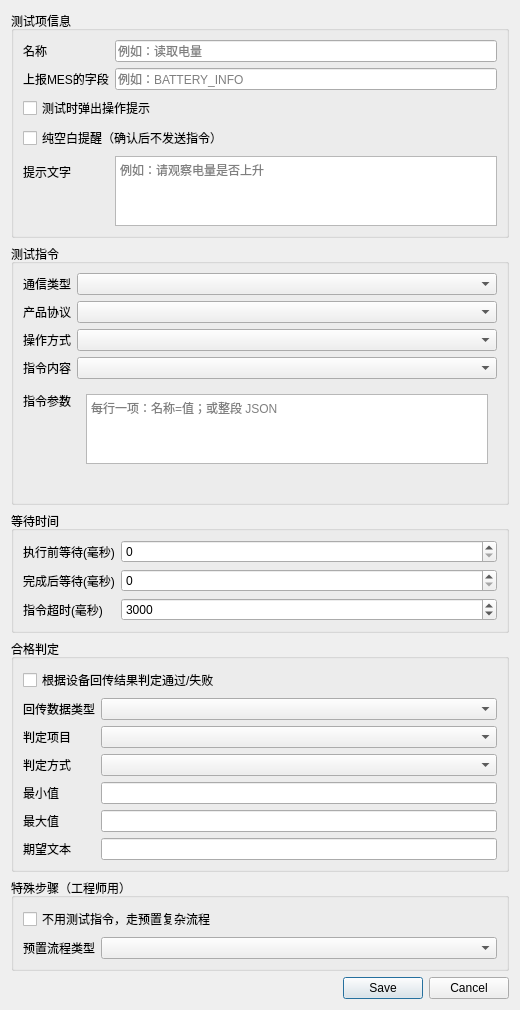
The window that platform/settings/widgets/test_case_edit_dialog.ui (yuhuang163/test) describes before a commit, drawn with Qt 5.
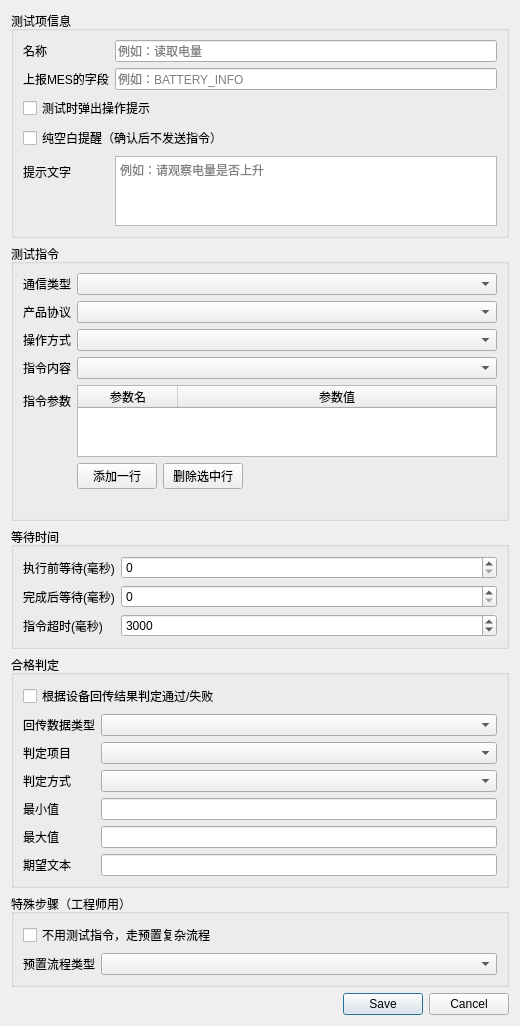
The same window after the commit. The open tabs and pages were chosen to show the change.

Patch:
```diff
--- a/platform/settings/widgets/test_case_edit_dialog.ui
+++ b/platform/settings/widgets/test_case_edit_dialog.ui
@@ -177,13 +177,87 @@
         </widget>
         <widget class="QWidget" name="page_paramJson">
          <layout class="QVBoxLayout" name="verticalLayout_paramJson">
+          <property name="leftMargin">
+           <number>0</number>
+          </property>
+          <property name="topMargin">
+           <number>0</number>
+          </property>
+          <property name="rightMargin">
+           <number>0</number>
+          </property>
+          <property name="bottomMargin">
+           <number>0</number>
+          </property>
           <item>
-           <widget class="QPlainTextEdit" name="plainTextEdit_jsonParam">
-            <property name="placeholderText">
-             <string>每行一项：名称=值；或整段 JSON</string>
+           <widget class="QTableWidget" name="tableWidget_sendParam">
+            <property name="minimumSize">
+             <size>
+              <width>0</width>
+              <height>72</height>
+             </size>
             </property>
+            <property name="maximumSize">
+             <size>
+              <width>16777215</width>
+              <height>160</height>
+             </size>
+            </property>
+            <property name="alternatingRowColors">
+             <bool>true</bool>
+            </property>
+            <property name="selectionBehavior">
+             <enum>QAbstractItemView::SelectRows</enum>
+            </property>
+            <attribute name="horizontalHeaderStretchLastSection">
+             <bool>true</bool>
+            </attribute>
+            <attribute name="verticalHeaderVisible">
+             <bool>false</bool>
+            </attribute>
+            <column>
+             <property name="text">
+              <string>参数名</string>
+             </property>
+            </column>
+            <column>
+             <property name="text">
+              <string>参数值</string>
+             </property>
+            </column>
            </widget>
           </item>
+          <item>
+           <layout class="QHBoxLayout" name="horizontalLayout_paramRows">
+            <item>
+             <widget class="QPushButton" name="pushButton_addParamRow">
+              <property name="text">
+               <string>添加一行</string>
+              </property>
+             </widget>
+            </item>
+            <item>
+             <widget class="QPushButton" name="pushButton_removeParamRow">
+              <property name="text">
+               <string>删除选中行</string>
+              </property>
+             </widget>
+            </item>
+            <item>
+             <spacer name="horizontalSpacer_paramRows">
+              <property name="orientation">
+               <enum>Qt::Horizontal</enum>
+              </property>
+              <property name="sizeHint" stdset="0">
+               <size>
+                <width>40</width>
+                <height>20</height>
+               </size>
+              </property>
+             </spacer>
+            </item>
+           </layout>
+          </item>
          </layout>
         </widget>
        </widget>
@@ -192,6 +266,12 @@
        <layout class="QVBoxLayout" name="verticalLayout_sendParamHint">
         <item>
          <widget class="QLabel" name="label_sendParamHint">
+          <property name="maximumSize">
+           <size>
+            <width>16777215</width>
+            <height>64</height>
+           </size>
+          </property>
           <property name="text">
            <string/>
           </property>
```
